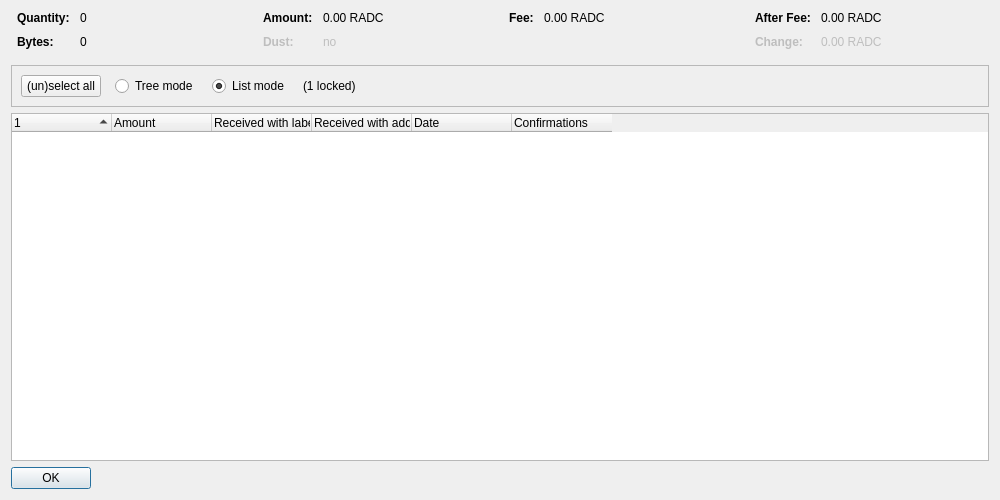
First picture: the form in src/qt/forms/coincontroldialog.ui, repository c4pt000/radiocoin, before the edit.
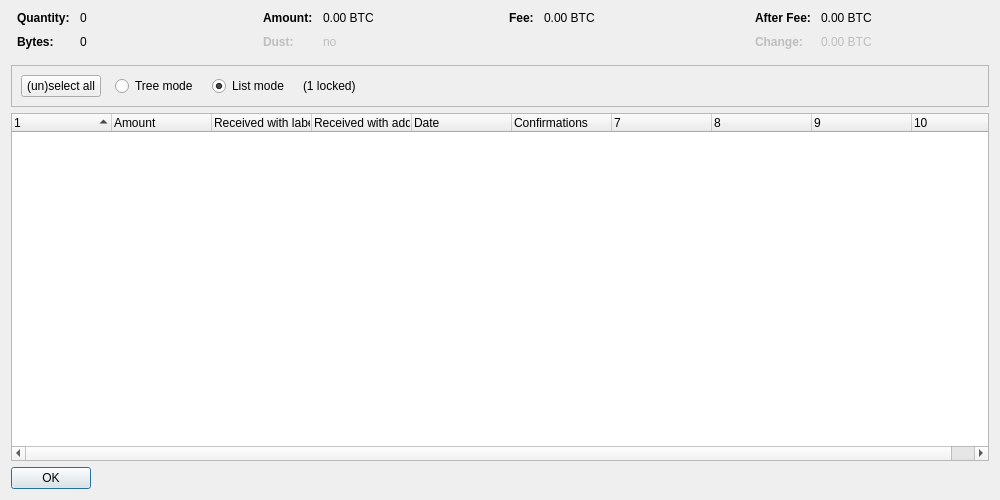
Second picture: the form after the edit. Custom widgets are drawn as their Qt base class.

Diff of the .ui file:
```diff
--- a/src/qt/forms/coincontroldialog.ui
+++ b/src/qt/forms/coincontroldialog.ui
@@ -132,7 +132,7 @@
           <enum>Qt::ActionsContextMenu</enum>
          </property>
          <property name="text">
-          <string notr="true">0.00 RADC</string>
+          <string notr="true">0.00 BTC</string>
          </property>
          <property name="textInteractionFlags">
           <set>Qt::LinksAccessibleByMouse|Qt::TextSelectableByKeyboard|Qt::TextSelectableByMouse</set>
@@ -212,7 +212,7 @@
           <enum>Qt::ActionsContextMenu</enum>
          </property>
          <property name="text">
-          <string notr="true">0.00 RADC</string>
+          <string notr="true">0.00 BTC</string>
          </property>
          <property name="textInteractionFlags">
           <set>Qt::LinksAccessibleByMouse|Qt::TextSelectableByKeyboard|Qt::TextSelectableByMouse</set>
@@ -257,7 +257,7 @@
           <enum>Qt::ActionsContextMenu</enum>
          </property>
          <property name="text">
-          <string notr="true">0.00 RADC</string>
+          <string notr="true">0.00 BTC</string>
          </property>
          <property name="textInteractionFlags">
           <set>Qt::LinksAccessibleByMouse|Qt::TextSelectableByKeyboard|Qt::TextSelectableByMouse</set>
@@ -292,7 +292,7 @@
           <enum>Qt::ActionsContextMenu</enum>
          </property>
          <property name="text">
-          <string notr="true">0.00 RADC</string>
+          <string notr="true">0.00 BTC</string>
          </property>
          <property name="textInteractionFlags">
           <set>Qt::LinksAccessibleByMouse|Qt::TextSelectableByKeyboard|Qt::TextSelectableByMouse</set>
@@ -402,7 +402,7 @@
       <bool>false</bool>
      </property>
      <property name="columnCount">
-      <number>6</number>
+      <number>10</number>
      </property>
      <attribute name="headerShowSortIndicator" stdset="0">
       <bool>true</bool>
```
Left out of the diff: 2 changed lines with no effect on the pictures.
